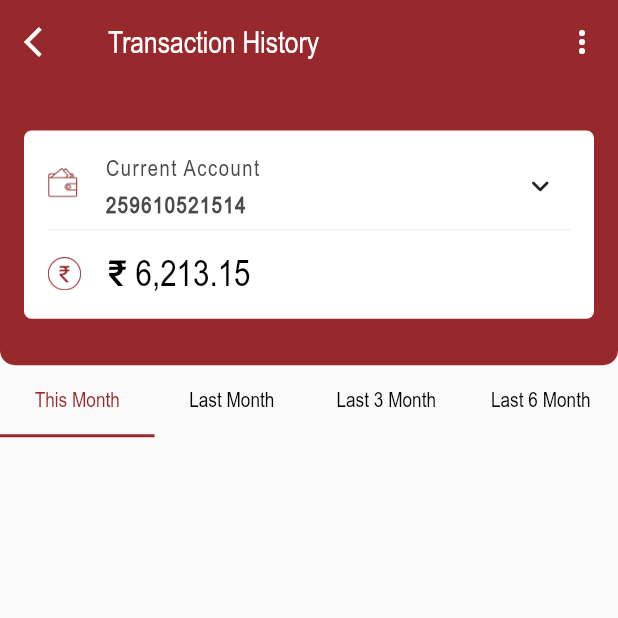
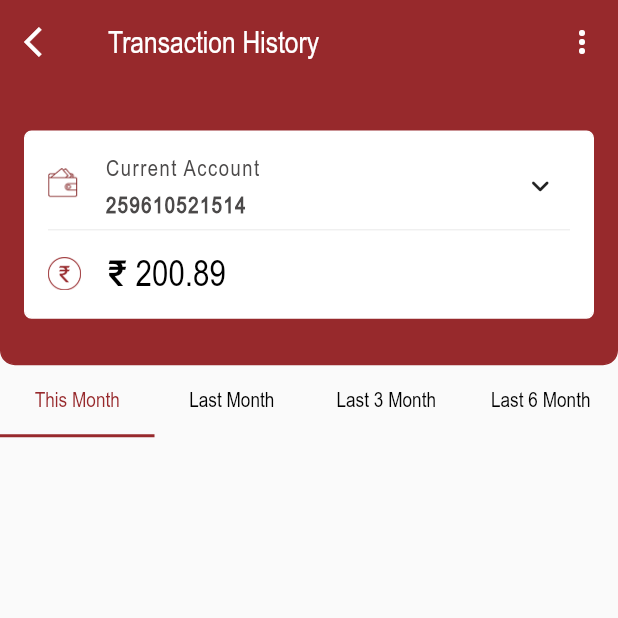
Before and after one commit to saadbhati1002/indus, a Flutter app: the TransactionHistoryScreen screen opened directly, after a tap on "OK", on a phone screen of 412 x 824 dp, the top half of it. Run offline on Flutter 3.47's test engine with Material 2 defaults, Android fonts, the phone set to English and light mode, and no system bars; our stand-ins replace font_awesome_flutter; missing offline and left inert: flutter_screen_lock.

Commit message:
feat: small changes

```diff
--- a/lib/screen/home_screen.dart
+++ b/lib/screen/home_screen.dart
@@ -182,7 +182,7 @@ class _HomeScreenState extends State<HomeScreen> {
                                       height: 20,
                                     ),
                                     Text(
-                                      "₹ 6,213.15",
+                                      "₹ 200.89",
                                       style: TextStyle(
                                           fontSize: 20,
                                           letterSpacing: 1,
--- a/lib/screen/login/login_screen.dart
+++ b/lib/screen/login/login_screen.dart
@@ -67,7 +67,7 @@ class _LoginScreenState extends State<LoginScreen> {
               height: 5,
             ),
             const Text(
-              "Last Login 17-February-24, 06:58 pm",
+              "Last Login 07-March-24, 11:40 am",
               style: TextStyle(
                   fontSize: 12,
                   fontWeight: FontWeight.w500,
--- a/lib/screen/login/pin/pin_screen.dart
+++ b/lib/screen/login/pin/pin_screen.dart
@@ -150,7 +150,7 @@ class _PinScreenState extends State<PinScreen> {
                     height: 15,
                   ),
                   Text(
-                    "Last Login 17-February-24, 06:58 pm",
+                    "Last Login 07-March-24, 11:40 am",
                     style: TextStyle(
                         fontSize: 10,
                         fontWeight: FontWeight.w500,
--- a/lib/screen/transaction_history.dart
+++ b/lib/screen/transaction_history.dart
@@ -213,7 +213,7 @@ class _TransactionHistoryScreenState extends State<TransactionHistoryScreen> {
                                         width: 18,
                                       ),
                                       const Text(
-                                        "₹ 6,213.15",
+                                        "₹ 200.89",
                                         style: TextStyle(
                                             fontWeight: FontWeight.w500,
                                             wordSpacing: 0.3,
--- a/lib/utility/constant.dart
+++ b/lib/utility/constant.dart
@@ -1,5 +1,6 @@
 class Constant {
   static List dateList = [
+    "2024-02-25",
     "2023-12-16",
     '2023-11-10',
     '2023-09-25',
@@ -26,6 +27,7 @@ class Constant {
     '2023-09-20',
   ];
   static List inComingEnter = [
+    true,
     false,
     true,
     false,
@@ -52,7 +54,8 @@ class Constant {
     true
   ];
   static List rupeeList = [
-    "24,807",
+    "1.16,125.00",
+    "24,807.00",
     "1,26,029.00",
     "1,26,029.00",
     "1.00",
@@ -78,6 +81,7 @@ class Constant {
     "13,400.00"
   ];
   static List paymentTo = [
+    "IMPS Reverse/P2A/328547545344/PUNB/C",
     "UPI/319703646361/CR/MEET/MSNU/KkManoj/sikka44@paytm",
     "IMPS Reverse/P2A/324156475512/PUNB/CCCCC",
     " IMPS/P2A/326816205606/PUNB/CCCCC",
```
